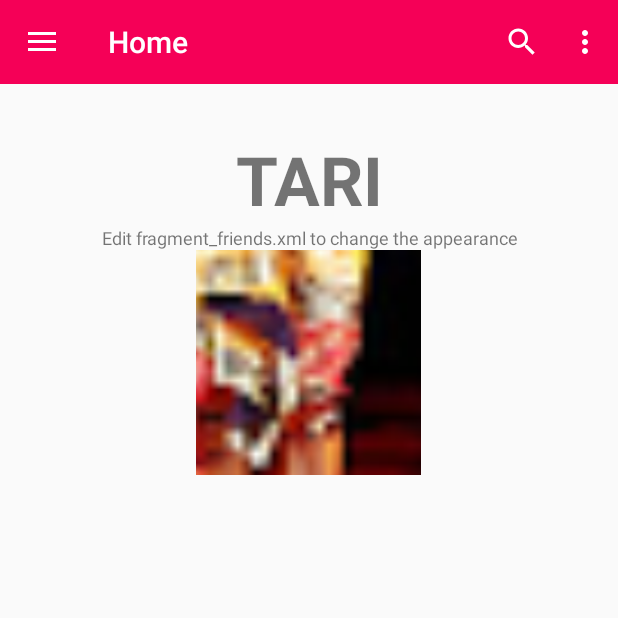
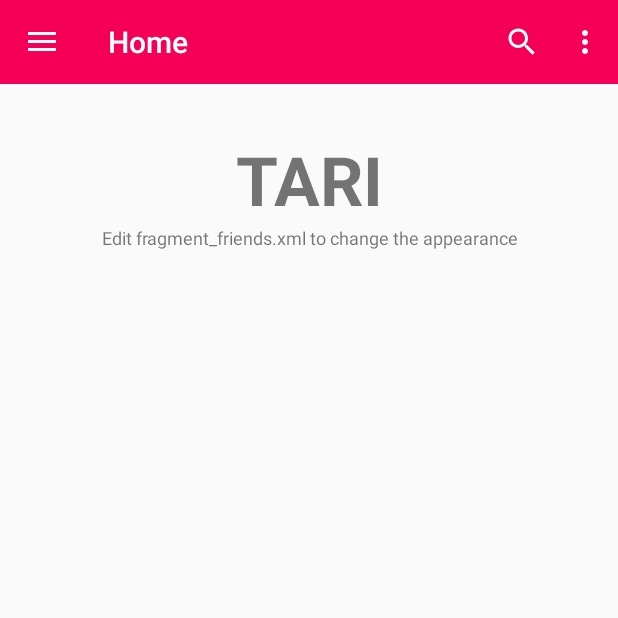
Before and after one commit to bagus1234/Indonesia, an Android app: the fragment TariFragment placed in its activity, on a phone screen of 412 x 824 dp, the top half of it. Run offline under Robolectric (Android 15) with nearby library versions, the phone set to English and light mode, and no system bars.

Commit message:
design home

```diff
--- a/app/build.gradle
+++ b/app/build.gradle
@@ -27,5 +27,7 @@ dependencies {
     compile 'com.android.support:appcompat-v7:24.0.0'
     compile 'com.android.support:recyclerview-v7:24.2.1'
     compile 'com.android.support:support-v4:24.2.1'
+    compile 'com.android.support:percent:24.2.1'
+
     testCompile 'junit:junit:4.12'
 }
--- a/app/src/main/res/layout/activity_tari_fragment.xml
+++ b/app/src/main/res/layout/activity_tari_fragment.xml
@@ -29,12 +29,4 @@
         android:text="Edit fragment_friends.xml to change the appearance"
         android:textSize="12dp" />
 
-    <ImageButton
-        android:id="@+id/imageButton5"
-        android:layout_width="150dp"
-        android:layout_height="150dp"
-        android:layout_below="@+id/textView2"
-        android:layout_centerHorizontal="true"
-        android:src="@drawable/tarian_daerah" />
-
 </RelativeLayout>
```
Also changed, not shown: app/src/main/res/layout/fragment_home.xml (+8 -21 lines), app/src/main/res/drawable/LAGU.png (deleted), app/src/main/res/drawable/PAKAIAN_ADAT.png (deleted), app/src/main/res/drawable/lagu_daerah.png (added), app/src/main/res/drawable/logo.png, app/src/main/res/drawable/pakaian.png (added), app/src/main/res/drawable/rumah_adat.png, app/src/main/res/drawable/tari.png (added), app/src/main/res/drawable/tarian_daerah.png (deleted).
